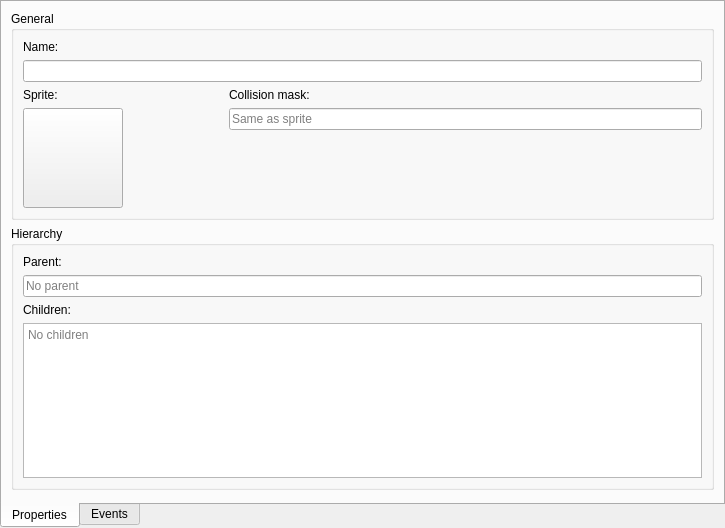
This is editors/objecteditor.ui in GameMakerLinux/GameMakerLinux as Qt 5 draws it before an edit. The edited form follows.
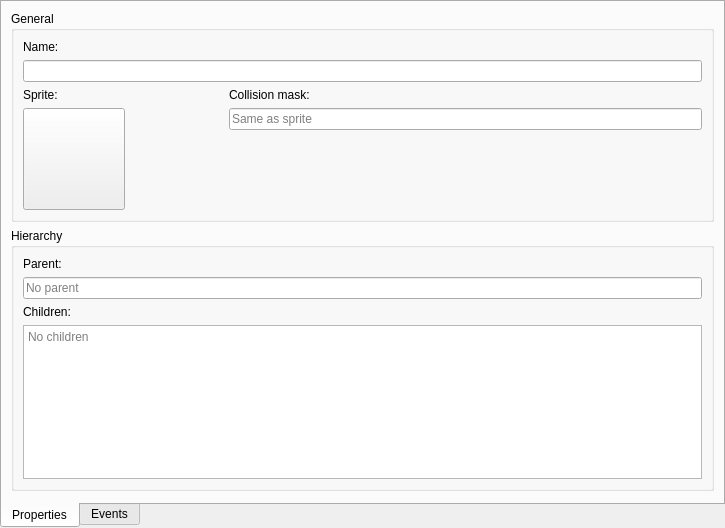
This is the edited form.

Patch:
```diff
--- a/editors/objecteditor.ui
+++ b/editors/objecteditor.ui
@@ -64,14 +64,14 @@
              </property>
              <property name="minimumSize">
               <size>
-               <width>100</width>
-               <height>100</height>
+               <width>102</width>
+               <height>102</height>
               </size>
              </property>
              <property name="maximumSize">
               <size>
-               <width>100</width>
-               <height>100</height>
+               <width>102</width>
+               <height>102</height>
               </size>
              </property>
              <property name="text">
```
